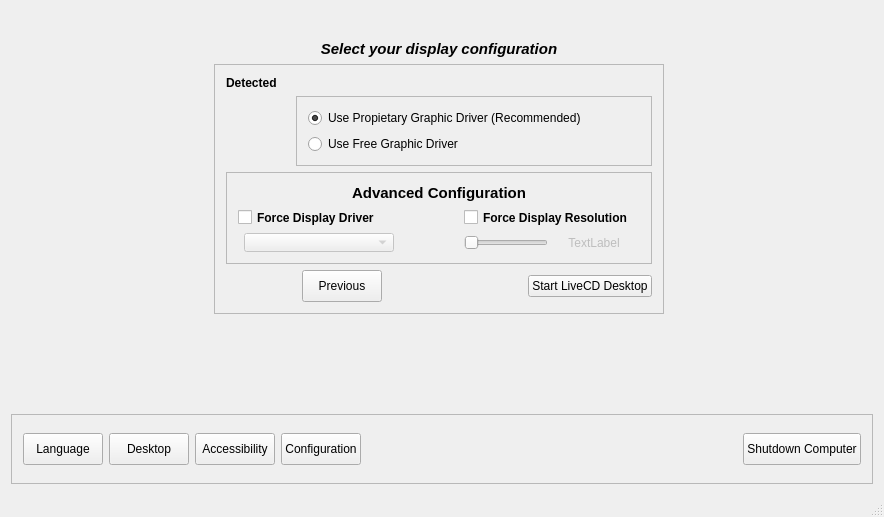
Before: the Qt Designer form apps/desktop-selector/desktopselector.ui in BackupTheBerlios/kademar-utils-svn, drawn with Qt 5.
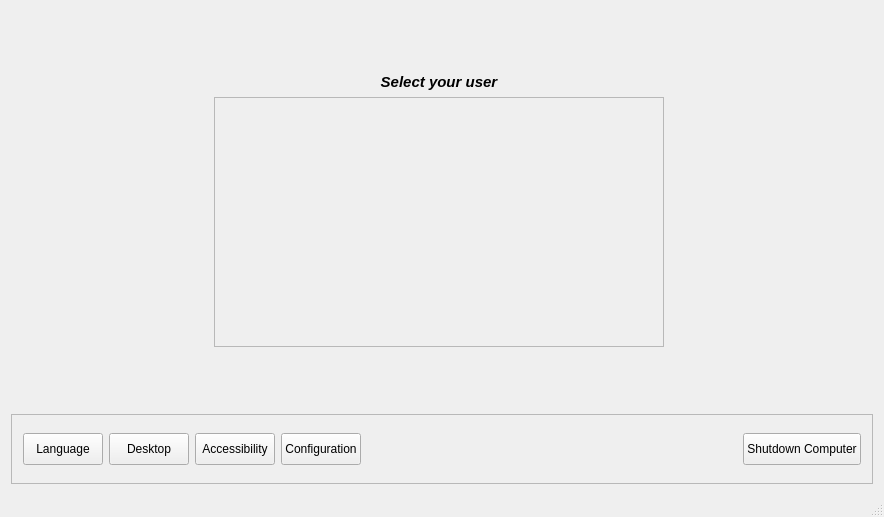
After: the same form once the commit is applied. Icons and pictures are not drawn. Custom widgets are drawn as their Qt base class.

What changed in the file:
```diff
--- a/apps/desktop-selector/desktopselector.ui
+++ b/apps/desktop-selector/desktopselector.ui
@@ -18,7 +18,7 @@
     <item row="2" column="0">
      <widget class="QStackedWidget" name="stackedWidget">
       <property name="currentIndex">
-       <number>2</number>
+       <number>3</number>
       </property>
       <widget class="QWidget" name="desktopPage">
        <layout class="QGridLayout" name="gridLayout_4">
@@ -534,6 +534,123 @@
         </item>
        </layout>
       </widget>
+      <widget class="QWidget" name="selectUserPage">
+       <layout class="QGridLayout" name="gridLayout_19">
+        <item row="0" column="1">
+         <spacer name="verticalSpacer_13">
+          <property name="orientation">
+           <enum>Qt::Vertical</enum>
+          </property>
+          <property name="sizeHint" stdset="0">
+           <size>
+            <width>20</width>
+            <height>34</height>
+           </size>
+          </property>
+         </spacer>
+        </item>
+        <item row="1" column="1">
+         <widget class="QLabel" name="userLabel">
+          <property name="font">
+           <font>
+            <pointsize>11</pointsize>
+            <weight>75</weight>
+            <italic>true</italic>
+            <bold>true</bold>
+           </font>
+          </property>
+          <property name="text">
+           <string>Select your user</string>
+          </property>
+          <property name="alignment">
+           <set>Qt::AlignCenter</set>
+          </property>
+         </widget>
+        </item>
+        <item row="2" column="0">
+         <spacer name="horizontalSpacer_19">
+          <property name="orientation">
+           <enum>Qt::Horizontal</enum>
+          </property>
+          <property name="sizeHint" stdset="0">
+           <size>
+            <width>200</width>
+            <height>20</height>
+           </size>
+          </property>
+         </spacer>
+        </item>
+        <item row="2" column="1">
+         <widget class="QFrame" name="userFrame">
+          <property name="minimumSize">
+           <size>
+            <width>450</width>
+            <height>250</height>
+           </size>
+          </property>
+          <property name="frameShape">
+           <enum>QFrame::StyledPanel</enum>
+          </property>
+          <property name="frameShadow">
+           <enum>QFrame::Raised</enum>
+          </property>
+          <layout class="QGridLayout" name="gridLayout_16">
+           <item row="2" column="0">
+            <widget class="QLabel" name="displayChipetLabel_2">
+             <property name="minimumSize">
+              <size>
+               <width>64</width>
+               <height>64</height>
+              </size>
+             </property>
+             <property name="maximumSize">
+              <size>
+               <width>68</width>
+               <height>68</height>
+              </size>
+             </property>
+             <property name="text">
+              <string/>
+             </property>
+             <property name="pixmap">
+              <pixmap resource="resource.qrc">:/img/img/display.png</pixmap>
+             </property>
+             <property name="scaledContents">
+              <bool>true</bool>
+             </property>
+            </widget>
+           </item>
+          </layout>
+         </widget>
+        </item>
+        <item row="2" column="2">
+         <spacer name="horizontalSpacer_20">
+          <property name="orientation">
+           <enum>Qt::Horizontal</enum>
+          </property>
+          <property name="sizeHint" stdset="0">
+           <size>
+            <width>200</width>
+            <height>20</height>
+           </size>
+          </property>
+         </spacer>
+        </item>
+        <item row="3" column="1">
+         <spacer name="verticalSpacer_14">
+          <property name="orientation">
+           <enum>Qt::Vertical</enum>
+          </property>
+          <property name="sizeHint" stdset="0">
+           <size>
+            <width>20</width>
+            <height>35</height>
+           </size>
+          </property>
+         </spacer>
+        </item>
+       </layout>
+      </widget>
       <widget class="QWidget" name="accessibilityPage">
        <layout class="QGridLayout" name="gridLayout_15">
         <item row="1" column="1">
```
